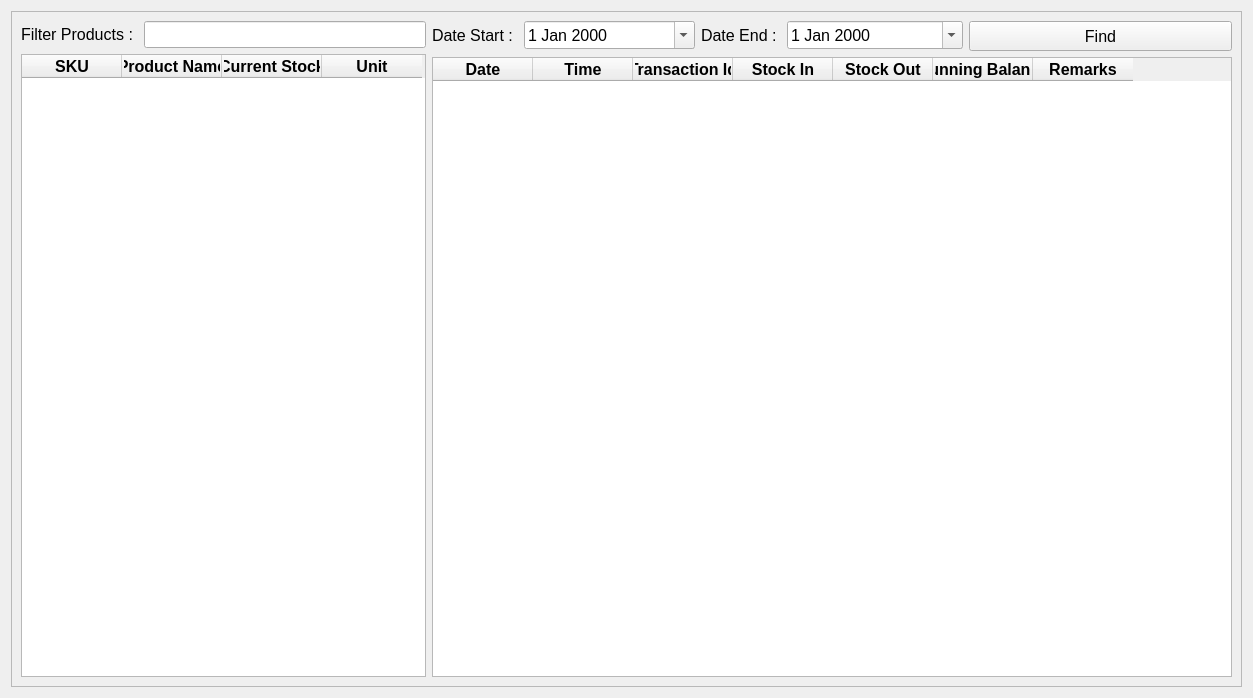
This is ui/stock_card_list.ui in michael-halim/pos as Qt 5 draws it before an edit. The edited form follows.
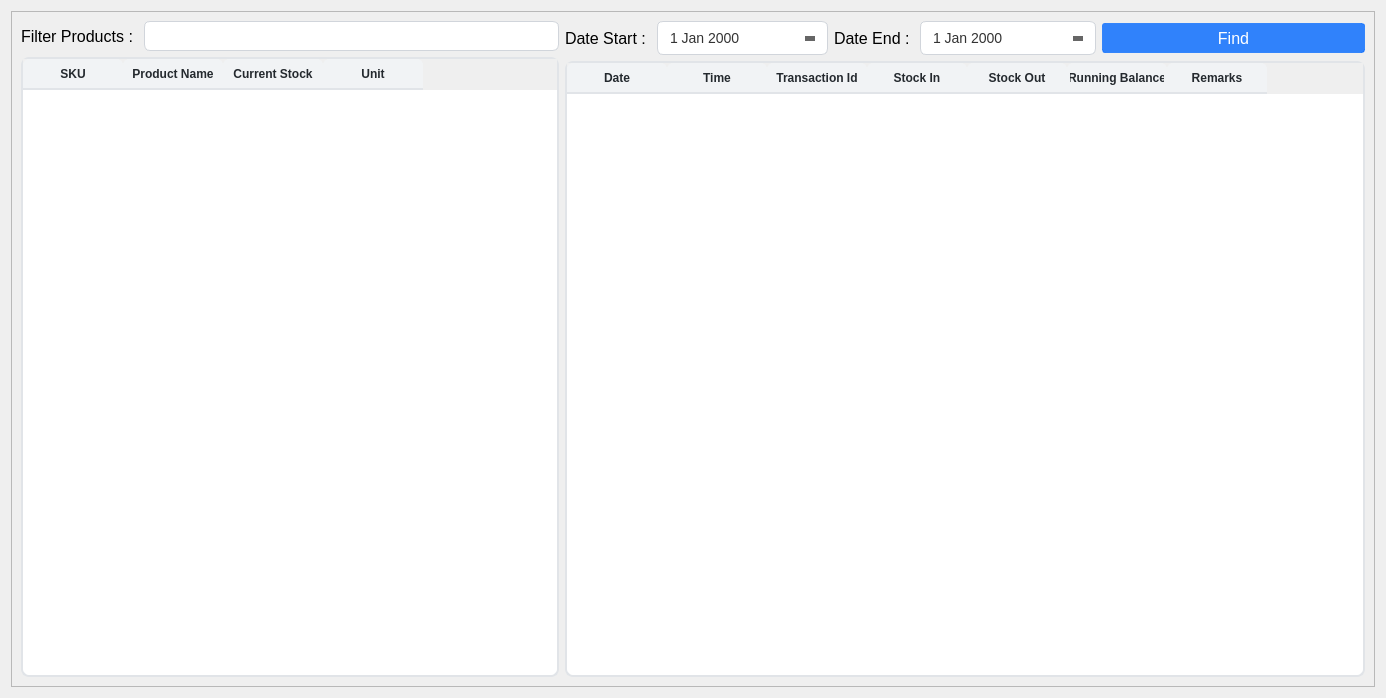
This is the edited form.

Commit message: Patch#34: Added UI - Added UI for Table, Button, and Input - Fix some UI Behavior

What changed in the file:
```diff
--- a/ui/stock_card_list.ui
+++ b/ui/stock_card_list.ui
@@ -6,13 +6,263 @@
    <rect>
     <x>0</x>
     <y>0</y>
-    <width>1253</width>
+    <width>1386</width>
     <height>698</height>
    </rect>
   </property>
   <property name="windowTitle">
    <string>Stock Card List</string>
   </property>
+  <property name="styleSheet">
+   <string notr="true">QLineEdit{
+	border: 1px solid #d1d5db;      /* Light gray border */
+    border-radius: 6px;             /* Rounded corners */
+    outline: none;                  /* Remove default outline */
+    color: #333;                    /* Text color */
+    background-color: #fff;       /* Light gray background */
+    
+}
+
+QLineEdit:focus {
+    border: 1px solid #93c5fd;       /* Blue border on focus */
+    background-color: #ffffff;       /* White background when focused */
+}
+
+QLineEdit:disabled {
+    border: 1px solid #e5e7eb;      /* Lighter border when disabled */
+    background-color: #f3f4f6;      /* Light gray background when disabled */
+    color: #9ca3af;                 /* Lighter text color when disabled */
+}
+
+/* QComboBox Styling - Improved with clearer state indicators */
+QComboBox {
+    border: 1px solid #d1d5db;      /* Light gray border */
+    border-radius: 6px;             /* Rounded corners */
+    padding: 6px 12px 6px 10px;     /* Add some padding */
+    min-height: 20px;               /* Minimum height */
+    color: #333;                    /* Text color */
+    background-color: #fff;         /* White background */
+    selection-background-color: #93c5fd; /* Light blue selection */
+    font-size: 14px;                /* Consistent font size */
+    min-width: 6em;                 /* Minimum width */
+}
+
+QComboBox:hover:!disabled {
+    border-color: #93c5fd;          /* Light blue border on hover when enabled */
+    background-color: #f0f7ff;      /* Very light blue background on hover */
+}
+
+QComboBox:focus {
+    border: 2px solid #3b82f6;      /* Thicker, darker blue border on focus */
+    background-color: #ffffff;      /* Pure white background when focused */
+}
+
+QComboBox:disabled {
+    border: 1px solid #d9dce0;      /* Very light gray border when disabled */
+    background-color: #f3f4f6;      /* Light gray background when disabled */
+    color: #9ca3af;                 /* Lighter text color when disabled */
+}
+
+QComboBox::drop-down {
+    subcontrol-origin: padding;
+    subcontrol-position: center right;
+    width: 20px;
+    border: none;                   /* Remove border for cleaner look */
+    margin-right: 5px;              /* Add some margin */
+}
+
+/* If you don't have an icon, use this instead: */
+QComboBox::down-arrow {
+    width: 0;
+    height: 0;
+    border-left: 5px solid transparent;
+    border-right: 5px solid transparent;
+    border-top: 5px solid #666;     /* Arrow color */
+    margin-right: 5px;
+}
+
+QComboBox::down-arrow:disabled {
+    border-top: 5px solid #b0b0b0;  /* Lighter arrow color when disabled */
+}
+
+QComboBox:disabled {
+    color: #9ca3af;                 /* Lighter text when disabled */
+    background-color: #f3f4f6;      /* Light gray background */
+    border-color: #e5e7eb;          /* Lighter border */
+}
+
+/* Add a visual indicator for disabled state */
+QComboBox:disabled {
+    color: #9ca3af;
+    background-color: #f3f4f6;
+    border: 1px solid #e5e7eb;
+    padding-right: 25px;            /* Make room for the lock icon */
+}
+
+/* If you don't have a lock icon, use a pattern instead */
+QComboBox:disabled {
+    background-image: repeating-linear-gradient(
+        45deg,
+        transparent,
+        transparent 5px,
+        rgba(200, 200, 200, 0.1) 5px,
+        rgba(200, 200, 200, 0.1) 10px
+    );
+}
+
+QComboBox QAbstractItemView {
+    border: 1px solid #d1d5db;
+    border-radius: 0px 0px 6px 6px;
+    background-color: white;
+    selection-background-color: #3b82f6;  /* Darker blue for better contrast */
+    selection-color: white;               /* White text on selection */
+    outline: none;
+    padding: 5px;
+}
+
+QComboBox QAbstractItemView::item {
+    min-height: 25px;               /* Taller items for better clickability */
+    padding: 5px;                   /* Padding inside items */
+}
+
+QComboBox QAbstractItemView::item:hover {
+    background-color: #e5f0ff;      /* Light blue on hover */
+    color: #333;
+}
+
+/* QTextEdit Styling - Similar to QLineEdit */
+QTextEdit {
+    border: 1px solid #d1d5db;      /* Light gray border */
+    border-radius: 6px;             /* Rounded corners */
+    outline: none;                  /* Remove default outline */
+    color: #333;                    /* Text color */
+    background-color: #fff;         /* White background */
+    padding: 6px 10px;              /* Add some padding for better text display */
+    selection-background-color: #93c5fd; /* Light blue selection */
+}
+
+QTextEdit:focus {
+    border: 1px solid #93c5fd;      /* Blue border on focus */
+    background-color: #ffffff;      /* White background when focused */
+}
+
+QTextEdit:disabled {
+    border: 1px solid #e5e7eb;      /* Lighter border when disabled */
+    background-color: #f3f4f6;      /* Light gray background when disabled */
+    color: #9ca3af;                 /* Lighter text color when disabled */
+}
+
+
+/* QDateEdit Styling */
+QDateEdit {
+    border: 1px solid #d1d5db;
+    border-radius: 6px;
+    padding: 6px 10px;
+    min-height: 20px;
+    color: #333;
+    background-color: #fff;
+    font-size: 14px;
+}
+
+QDateEdit:hover:!disabled {
+    border-color: #93c5fd;
+    background-color: #f0f7ff;
+}
+
+QDateEdit:focus {
+    border: 2px solid #3b82f6;
+    background-color: #ffffff;
+}
+
+QDateEdit:disabled {
+    color: #9ca3af;
+    background-color: #f3f4f6;
+    border: 1px dashed #c0c0c0;
+}
+
+QDateEdit::drop-down {
+    subcontrol-origin: padding;
+    subcontrol-position: center right;
+    width: 20px;
+    border: none;
+    margin-right: 5px;
+}
+
+QDateEdit::down-arrow {
+    width: 0;
+    height: 0;
+    border-left: 5px solid transparent;
+    border-right: 5px solid transparent;
+    border-top: 5px solid #666;
+    margin-right: 5px;
+}
+
+QDateEdit::down-arrow:disabled {
+    border-top: 5px solid #b0b0b0;
+}
+
+/* Calendar popup styling */
+QCalendarWidget {
+    background-color: white;
+    border: 1px solid #d1d5db;
+}
+
+QCalendarWidget QToolButton {
+    color: #333;
+    background-color: transparent;
+    border: 1px solid transparent;
+    border-radius: 4px;
+    padding: 4px;
+}
+
+QCalendarWidget QToolButton:hover {
+    background-color: #f0f7ff;
+    border: 1px solid #93c5fd;
+}
+
+QCalendarWidget QMenu {
+    background-color: white;
+    border: 1px solid #d1d5db;
+    padding: 5px;
+}
+
+QCalendarWidget QSpinBox {
+    border: 1px solid #d1d5db;
+    border-radius: 4px;
+    padding: 3px;
+    background-color: white;
+}
+
+QCalendarWidget QAbstractItemView:enabled {
+    background-color: white;
+    color: #333;
+    selection-background-color: #3b82f6;
+    selection-color: white;
+}
+
+QCalendarWidget QAbstractItemView:disabled {
+    color: #9ca3af;
+}
+
+QCalendarWidget QWidget#qt_calendar_navigationbar {
+    background-color: #f1f5f9;
+    border-bottom: 1px solid #d1d5db;
+    padding: 4px;
+}
+
+QPushButton {
+    text-align: center;
+    white-space: nowrap;
+    vertical-align: middle;
+    border: 1px solid transparent;
+    line-height: 1.5;
+    border-radius: 3px;
+    margin: 0.25rem;
+	opacity: 0.55;
+
+}
+</string>
+  </property>
   <layout class="QGridLayout" name="gridLayout_2">
    <item row="0" column="0">
     <widget class="QFrame" name="frame">
@@ -33,6 +283,12 @@
              <layout class="QFormLayout" name="formLayout_3">
               <item row="0" column="0">
                <widget class="QLabel" name="filter_products_stock_card_label">
+                <property name="minimumSize">
+                 <size>
+                  <width>0</width>
+                  <height>30</height>
+                 </size>
+                </property>
                 <property name="font">
                  <font>
                   <pointsize>12</pointsize>
@@ -45,6 +301,12 @@
               </item>
               <item row="0" column="1">
                <widget class="QLineEdit" name="filter_products_stock_card_input">
+                <property name="minimumSize">
+                 <size>
+                  <width>0</width>
+                  <height>30</height>
+                 </size>
+                </property>
                 <property name="font">
                  <font>
                   <pointsize>12</pointsize>
@@ -58,6 +320,81 @@
           </item>
           <item>
            <widget class="QTableWidget" name="products_table">
+            <property name="minimumSize">
+             <size>
+              <width>500</width>
+              <height>0</height>
+             </size>
+            </property>
+            <property name="styleSheet">
+             <string notr="true">QTableWidget {
+            background-color: #ffffff;
+            alternate-background-color: #f5f8fa;
+            border: 2px solid #e1e4e8;
+            border-radius: 8px;
+            gridline-color: #e1e4e8;
+            selection-background-color: #0366d6;
+            selection-color: #ffffff;
+        }
+        
+        QTableWidget::item {
+            border-bottom: 1px solid #e1e4e8;
+			padding: 6px;
+        }
+        
+        QTableWidget::item:selected {
+            background-color: #0366d6;
+			border: none; /* Remove any border on selected items */
+        }
+
+        QTableWidget::item:focus {
+            border: none; /* Remove the focus border */
+            outline: none; /* Remove the focus outline */
+        }
+
+        QHeaderView::section {
+            background-color: #f1f3f5;
+            color: #24292e;
+            font-weight: bold;
+            border: none;
+            border-bottom: 2px solid #e1e4e8;
+            padding: 3px;
+            border-top-left-radius: 6px;
+            border-top-right-radius: 6px;
+        }
+        
+        QTableWidget QScrollBar:vertical {
+            border: none;
+            background: #f1f3f5;
+            width: 10px;
+            border-radius: 5px;
+        }
+        
+        QTableWidget QScrollBar::handle:vertical {
+            background: #c0c0c0;
+            border-radius: 5px;
+        }
+        
+        QTableWidget QScrollBar::handle:vertical:hover {
+            background: #a0a0a0;
+        }
+        
+        QTableWidget QScrollBar:horizontal {
+            border: none;
+            background: #f1f3f5;
+            height: 10px;
+            border-radius: 5px;
+        }
+        
+        QTableWidget QScrollBar::handle:horizontal {
+            background: #c0c0c0;
+            border-radius: 5px;
+        }
+        
+        QTableWidget QScrollBar::handle:horizontal:hover {
+            background: #a0a0a0;
+        }</string>
+            </property>
             <column>
              <property name="text">
               <string>SKU</string>
@@ -130,6 +467,12 @@
              <layout class="QFormLayout" name="formLayout">
               <item row="0" column="0">
                <widget class="QLabel" name="start_date_stock_card_label">
+                <property name="minimumSize">
+                 <size>
+                  <width>0</width>
+                  <height>30</height>
+                 </size>
+                </property>
                 <property name="font">
                  <font>
                   <pointsize>12</pointsize>
@@ -142,6 +485,12 @@
               </item>
               <item row="0" column="1">
                <widget class="QDateEdit" name="start_date_stock_card_input">
+                <property name="minimumSize">
+                 <size>
+                  <width>0</width>
+                  <height>30</height>
+                 </size>
+                </property>
                 <property name="font">
                  <font>
                   <pointsize>12</pointsize>
@@ -158,6 +507,12 @@
              <layout class="QFormLayout" name="formLayout_2">
               <item row="0" column="0">
                <widget class="QLabel" name="end_date_stock_card_label">
+                <property name="minimumSize">
+                 <size>
+                  <width>0</width>
+                  <height>30</height>
+                 </size>
+                </property>
                 <property name="font">
                  <font>
                   <pointsize>12</pointsize>
@@ -170,6 +525,12 @@
               </item>
               <item row="0" column="1">
                <widget class="QDateEdit" name="end_date_stock_card_input">
+                <property name="minimumSize">
+                 <size>
+                  <width>0</width>
+                  <height>30</height>
+                 </size>
+                </property>
                 <property name="font">
                  <font>
                   <pointsize>12</pointsize>
@@ -195,6 +556,23 @@
                 <pointsize>12</pointsize>
                </font>
               </property>
+              <property name="styleSheet">
+               <string notr="true">QPushButton{
+    color: #fff;
+    background-color: rgba(13, 110, 253, 0.85); /* RGBA with alpha channel */
+    border-color: rgba(13, 110, 253, 0.7);
+}
+QPushButton:hover {
+    background-color: rgba(11, 94, 215, 0.9);
+    border-color: rgba(10, 88, 202, 0.9);
+    opacity: 0.95;
+}
+QPushButton:disabled {
+    background-color: #a8c1ff;
+    border-color: #a8c1ff;
+    color: #e6eeff;
+}</string>
+              </property>
               <property name="text">
                <string>Find</string>
               </property>
@@ -210,6 +588,75 @@
               <height>0</height>
              </size>
             </property>
+            <property name="styleSheet">
+             <string notr="true">QTableWidget {
+            background-color: #ffffff;
+            alternate-background-color: #f5f8fa;
+            border: 2px solid #e1e4e8;
+            border-radius: 8px;
+            gridline-color: #e1e4e8;
+            selection-background-color: #0366d6;
+            selection-color: #ffffff;
+        }
+        
+        QTableWidget::item {
+            border-bottom: 1px solid #e1e4e8;
+			padding: 6px;
+        }
+        
+        QTableWidget::item:selected {
+            background-color: #0366d6;
+			border: none; /* Remove any border on selected items */
+        }
+
+        QTableWidget::item:focus {
+            border: none; /* Remove the focus border */
+            outline: none; /* Remove the focus outline */
+        }
+
+        QHeaderView::section {
+            background-color: #f1f3f5;
+            color: #24292e;
+            font-weight: bold;
+            border: none;
+            border-bottom: 2px solid #e1e4e8;
+            padding: 3px;
+            border-top-left-radius: 6px;
+            border-top-right-radius: 6px;
+        }
+        
+        QTableWidget QScrollBar:vertical {
+            border: none;
+            background: #f1f3f5;
+            width: 10px;
+            border-radius: 5px;
+        }
+        
+        QTableWidget QScrollBar::handle:vertical {
+            background: #c0c0c0;
+            border-radius: 5px;
+        }
+        
+        QTableWidget QScrollBar::handle:vertical:hover {
+            background: #a0a0a0;
+        }
+        
+        QTableWidget QScrollBar:horizontal {
+            border: none;
+            background: #f1f3f5;
+            height: 10px;
+            border-radius: 5px;
+        }
+        
+        QTableWidget QScrollBar::handle:horizontal {
+            background: #c0c0c0;
+            border-radius: 5px;
+        }
+        
+        QTableWidget QScrollBar::handle:horizontal:hover {
+            background: #a0a0a0;
+        }</string>
+            </property>
             <attribute name="horizontalHeaderCascadingSectionResizes">
              <bool>false</bool>
             </attribute>
```
The commit also changes 35 other files.
